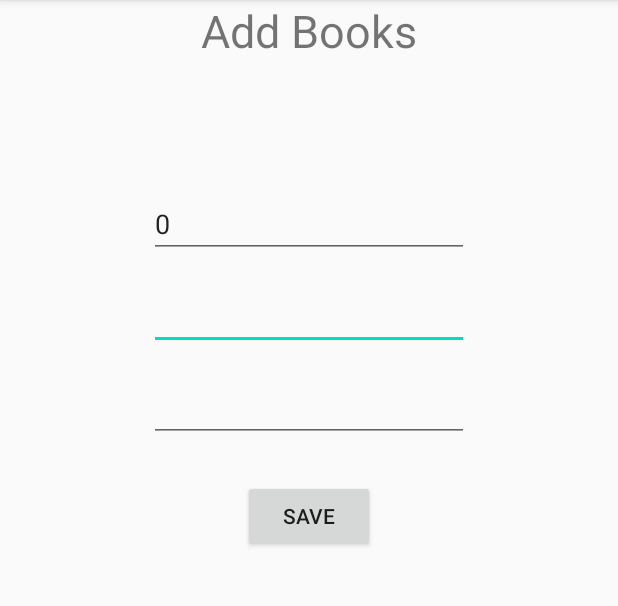
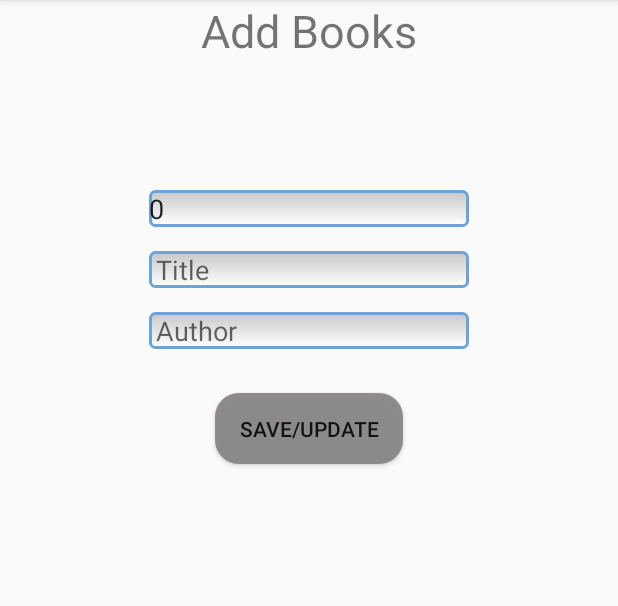
Before and after one commit to Goncharov01/RoomBookExample, an Android app: the AddBookActivity screen opened directly, with no data from a screen before it, on a phone screen of 412 x 824 dp, the part 84-690 px from its top. Run offline under Robolectric (Android 15) with nearby library versions, the phone set to English and light mode, and no system bars; our stand-ins replace Dagger/Hilt's generated code, Room's generated code, data binding.

Commit message:
Visual improvements

```diff
--- a/app/src/main/java/com/example/roombookexample/AddBookViewModel.java
+++ b/app/src/main/java/com/example/roombookexample/AddBookViewModel.java
@@ -2,12 +2,19 @@ package com.example.roombookexample;
 
 import android.content.Context;
 import android.content.Intent;
+import android.graphics.drawable.Drawable;
 import android.view.View;
+import android.widget.Button;
+import android.widget.TextView;
 
+import androidx.annotation.VisibleForTesting;
+import androidx.databinding.BindingAdapter;
 import androidx.lifecycle.MutableLiveData;
 import androidx.lifecycle.ViewModel;
 
 import com.example.roombookexample.repository.BookRepository;
+
+import static android.view.View.VISIBLE;
 
 
 public class AddBookViewModel extends ViewModel {
@@ -51,4 +58,16 @@ public class AddBookViewModel extends ViewModel {
 
     }
 
+    public void onOffVisibility(View view){
+
+        BookModel bookModel = new BookModel();
+
+        if(bookModel.id == 0){
+            view.setVisibility(View.INVISIBLE);
+        }
+
+    }
+
+
+
 }
--- /dev/null
+++ b/app/src/main/res/drawable/edit_text_style.xml
@@ -0,0 +1,12 @@
+<shape xmlns:android="http://schemas.android.com/apk/res/android"
+    android:thickness="0dp"
+    android:shape="rectangle">
+    <stroke android:width="2dp"
+        android:color="#6EA3DA"/>
+    <corners android:radius="3dp" />
+    <gradient
+        android:startColor="#C8C8C8"
+        android:endColor="#FFFFFF"
+        android:type="linear"
+        android:angle="270"/>
+</shape>
--- /dev/null
+++ b/app/src/main/res/drawable/roundedbutton.xml
@@ -0,0 +1,9 @@
+<?xml version="1.0" encoding="utf-8"?>
+<shape xmlns:android="http://schemas.android.com/apk/res/android"
+    android:shape="rectangle">
+    <solid android:color="#EE888585" />
+    <corners android:bottomRightRadius="16dp"
+        android:bottomLeftRadius="16dp"
+        android:topRightRadius="16dp"
+        android:topLeftRadius="16dp"/>
+</shape>
--- a/app/src/main/res/layout/activity_add_book.xml
+++ b/app/src/main/res/layout/activity_add_book.xml
@@ -30,6 +30,7 @@
             android:clickable="false"
             android:editable="false"
             android:ems="10"
+            android:background="@drawable/edit_text_style"
             android:focusable="false"
             android:text="@={addBookViewModel.idLive}"
             app:layout_constraintEnd_toEndOf="parent"
@@ -41,7 +42,9 @@
             android:layout_width="wrap_content"
             android:layout_height="wrap_content"
             android:layout_marginTop="16dp"
+            android:background="@drawable/edit_text_style"
             android:ems="10"
+            android:hint=" Title"
             android:inputType="textPersonName"
             android:text="@={addBookViewModel.titleLive}"
             app:layout_constraintEnd_toEndOf="parent"
@@ -53,8 +56,11 @@
             android:layout_width="wrap_content"
             android:layout_height="wrap_content"
             android:layout_marginTop="16dp"
+            android:background="@drawable/edit_text_style"
             android:ems="10"
+            android:hint=" Author"
             android:inputType="textPersonName"
+
             android:text="@={addBookViewModel.authorLive}"
             app:layout_constraintEnd_toEndOf="parent"
             app:layout_constraintStart_toStartOf="parent"
@@ -62,10 +68,11 @@
 
         <Button
             android:id="@+id/buttonSave"
-            android:layout_width="wrap_content"
-            android:layout_height="wrap_content"
+            android:layout_width="125dp"
+            android:layout_height="47dp"
+            android:background="@drawable/roundedbutton"
             android:onClick="@{(v) -> addBookViewModel.onClick(v)}"
-            android:text="Save"
+            android:text="Save/Update"
             app:layout_constraintBottom_toBottomOf="parent"
             app:layout_constraintEnd_toEndOf="parent"
             app:layout_constraintStart_toStartOf="parent"
@@ -82,6 +89,7 @@
             app:layout_constraintEnd_toEndOf="parent"
             app:layout_constraintStart_toStartOf="parent"
             app:layout_constraintTop_toTopOf="parent" />
+
     </androidx.constraintlayout.widget.ConstraintLayout>
 
 </layout>
--- a/app/src/main/res/layout/activity_main.xml
+++ b/app/src/main/res/layout/activity_main.xml
@@ -26,6 +26,7 @@
         android:layout_marginEnd="8dp"
         android:layout_marginRight="8dp"
         android:text="Add"
+        android:background="@drawable/roundedbutton"
         android:onClick="@{(v) -> viewModel.onClickAdd(v)}"
         app:layout_constraintBottom_toBottomOf="parent"
         app:layout_constraintEnd_toStartOf="@+id/button_view"
@@ -39,6 +40,7 @@
         android:layout_height="wrap_content"
         android:layout_marginEnd="84dp"
         android:layout_marginRight="84dp"
+        android:background="@drawable/roundedbutton"
         android:onClick="@{(v) -> viewModel.onClickView(v)}"
         android:text="View"
         app:layout_constraintBottom_toBottomOf="parent"
--- a/app/src/main/res/values/colors.xml
+++ b/app/src/main/res/values/colors.xml
@@ -3,4 +3,5 @@
     <color name="colorPrimary">#6200EE</color>
     <color name="colorPrimaryDark">#3700B3</color>
     <color name="colorAccent">#03DAC5</color>
+    <color name="colorWhite">#FFFFFF</color>
 </resources>
```
Also changed, not shown: app/src/main/java/com/example/roombookexample/AddBookActivity.java (+16 -0 lines).
